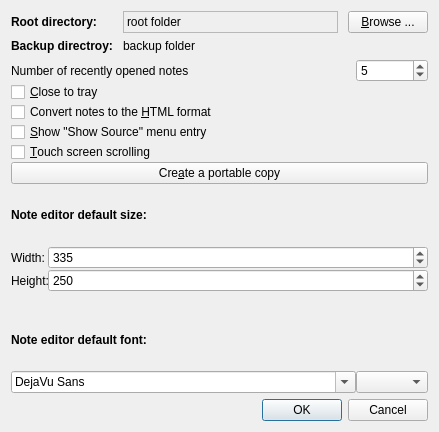
First picture: the form in src/ui/preferences.ui, repository hakaishi/nobleNote, before the edit.
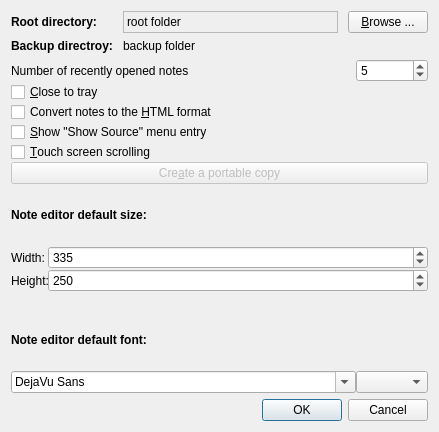
Second picture: the form after the edit. Icons and pictures are not drawn.

Patch:
```diff
--- a/src/ui/preferences.ui
+++ b/src/ui/preferences.ui
@@ -184,6 +184,9 @@
      </item>
      <item row="5" column="0" colspan="2">
       <widget class="QPushButton" name="createPortable">
+       <property name="enabled">
+        <bool>false</bool>
+       </property>
        <property name="toolTip">
         <string>For example for USB sticks.
 This creates a copy of all
```
